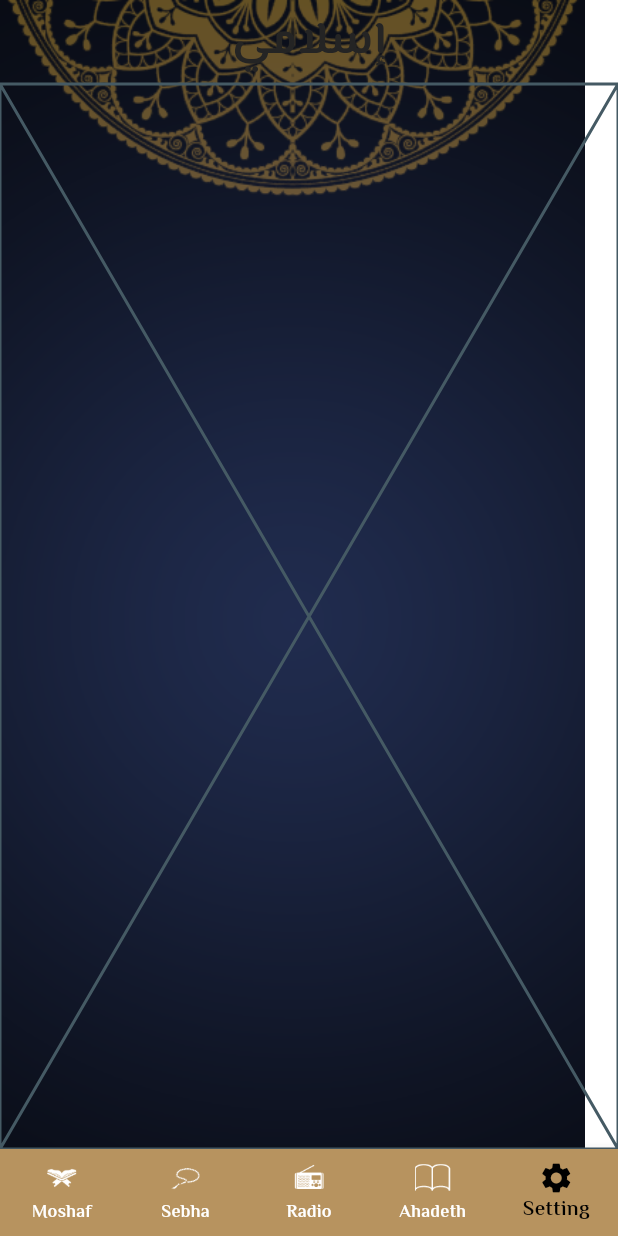
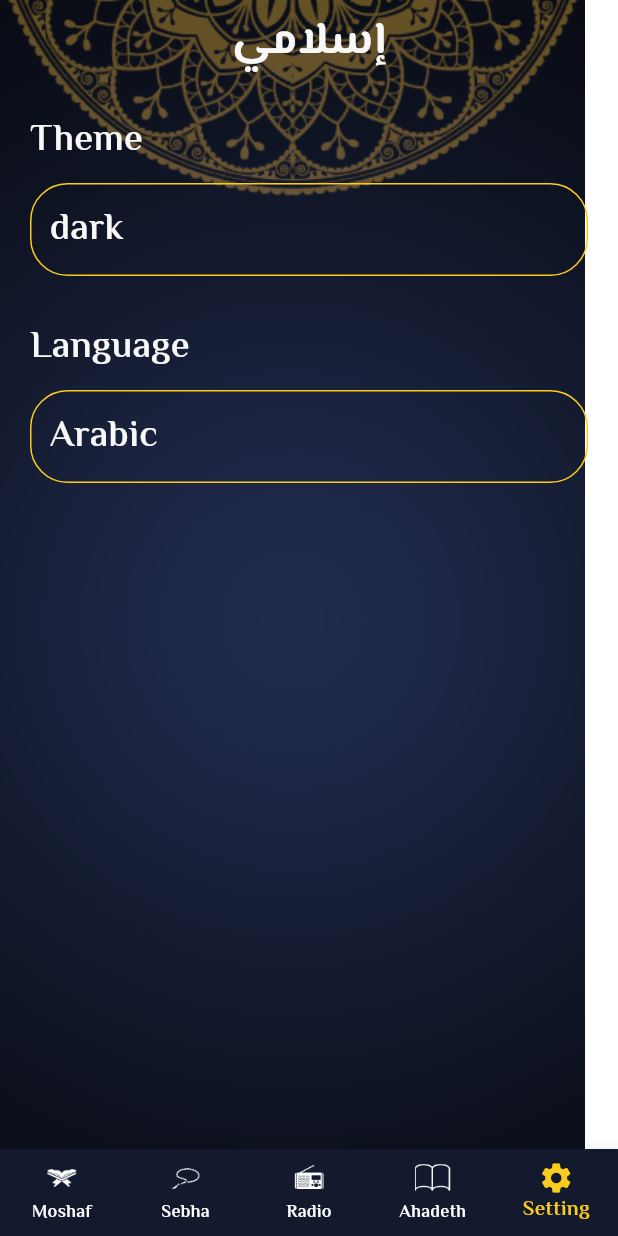
Before and after one commit to RanaGebril/islami, a Flutter app: the screen it shows after launch, item 5 of the bottom bar chosen, on a phone screen of 412 x 824 dp. Run offline on Flutter 3.47's test engine with Material 3 defaults, Android fonts, the phone set to English and light mode, and no system bars; our stand-ins replace google_fonts.

Commit message:
setting ui finished

```diff
--- a/lib/APP_colors.dart
+++ b/lib/APP_colors.dart
@@ -5,4 +5,5 @@ class AppColors{
   static const Color blackColor=Color(0xff242424);
   static const Color primary_dark=Color(0xff141A2E);
   static const Color yellowColor=Color(0xffFACC1D);
+  static const Color whiteColor=Color(0xffF8F8F8);
 }
--- a/lib/main.dart
+++ b/lib/main.dart
@@ -17,7 +17,7 @@ class MyApp extends StatelessWidget {
   Widget build(BuildContext context) {
     return MaterialApp(
      debugShowCheckedModeBanner: false,
-      themeMode: ThemeMode.light,
+      themeMode: ThemeMode.dark,
       theme: MyThemeData.light_theme,
       darkTheme: MyThemeData.dark_theme,
       initialRoute: HomeScreen.routeName,
--- a/lib/my_theme_data.dart
+++ b/lib/my_theme_data.dart
@@ -45,9 +45,6 @@ class MyThemeData{
           fontSize: 25,
           fontWeight: FontWeight.w400),
     ),
-      splashColor: Colors.cyanAccent,
-    dialogBackgroundColor: Colors.deepOrange,
-
   );
 
   static ThemeData dark_theme= ThemeData(
@@ -62,7 +59,7 @@ class MyThemeData{
             color: Colors.white
         ),
         titleTextStyle:  GoogleFonts.elMessiri(
-            color: AppColors.yellowColor,
+            color: AppColors.whiteColor,
             fontSize: 30,
             fontWeight: FontWeight.w700),
 
@@ -80,15 +77,15 @@ class MyThemeData{
       ),
       textTheme: TextTheme(
         bodyLarge: GoogleFonts.elMessiri(
-            color: AppColors.yellowColor,
+            color: AppColors.whiteColor,
             fontSize: 30,
             fontWeight: FontWeight.w700),
         bodyMedium: GoogleFonts.elMessiri(
-            color: AppColors.yellowColor,
+            color: AppColors.whiteColor,
             fontSize: 25,
             fontWeight: FontWeight.w600),
         bodySmall: GoogleFonts.elMessiri(
-            color: AppColors.yellowColor,
+            color: AppColors.whiteColor,
             fontSize: 25,
             fontWeight: FontWeight.w400),
       )
--- a/lib/tabs/Setting_tab.dart
+++ b/lib/tabs/Setting_tab.dart
@@ -1,10 +1,83 @@
 import 'package:flutter/material.dart';
+import 'package:islami/APP_colors.dart';
+import 'package:islami/botttom_sheets/Theme_bottom_sheet.dart';
+import 'package:islami/botttom_sheets/language_bottom_sheet.dart';
 
 class SettingTab extends StatelessWidget {
   const SettingTab({super.key});
 
   @override
   Widget build(BuildContext context) {
-    return const Placeholder();
+    return Padding(
+      padding: const EdgeInsets.all(20),
+      child: Column(
+        crossAxisAlignment: CrossAxisAlignment.stretch,
+        children: [
+          Text(
+            "Theme",
+            style: Theme.of(context).textTheme.bodyMedium,
+          ),
+          SizedBox(
+            height: 10,
+          ),
+          GestureDetector(
+            onTap: () {
+              showModalBottomSheet(
+                context: context,
+                //isDismissible: false,
+                isScrollControlled: true,
+                builder: (context) {
+                  return ThemeBottomSheet();
+                },
+              );
+            },
+            child: Container(
+              padding: EdgeInsets.all(12),
+              decoration: BoxDecoration(
+                  borderRadius: BorderRadius.circular(25),
+                  border: Border.all(
+                    color: AppColors.yellowColor,
+                  )),
+              child: Text(
+                "dark",
+                style: Theme.of(context).textTheme.bodyMedium,
+              ),
+            ),
+          ),
+          SizedBox(
+            height: 30,
+          ),
+          Text(
+            "Language",
+            style: Theme.of(context).textTheme.bodyMedium,
+          ),
+          SizedBox(
+            height: 10,
+          ),
+          GestureDetector(
+            onTap: () {
+              showModalBottomSheet(context: context,
+                  //isDismissible: false,
+                  isScrollControlled: true,
+                  builder: (context) {
+                    return LanguageBottomSheet();
+                  },);
+            },
+            child: Container(
+              padding: EdgeInsets.all(12),
+              decoration: BoxDecoration(
+                  borderRadius: BorderRadius.circular(25),
+                  border: Border.all(
+                    color: AppColors.yellowColor,
+                  )),
+              child: Text(
+                "Arabic",
+                style: Theme.of(context).textTheme.bodyMedium,
+              ),
+            ),
+          )
+        ],
+      ),
+    );
   }
 }
```
Also changed, not shown: lib/botttom_sheets/Theme_bottom_sheet.dart (+56 -0 lines), lib/botttom_sheets/language_bottom_sheet.dart (+55 -0 lines).
